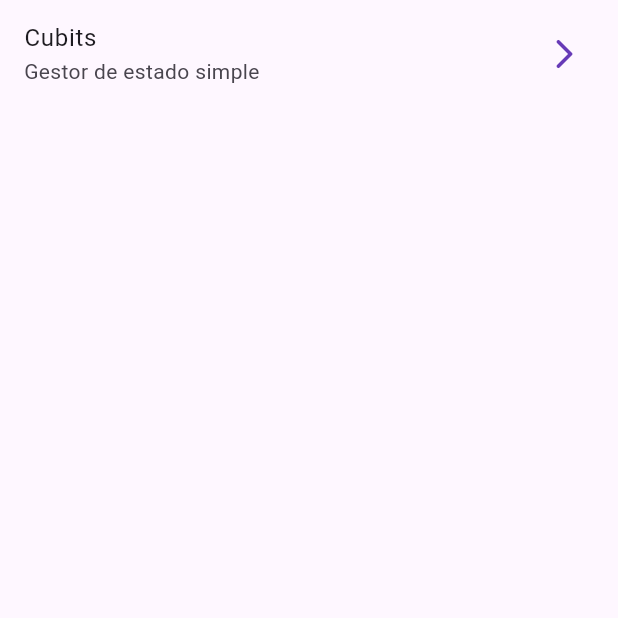
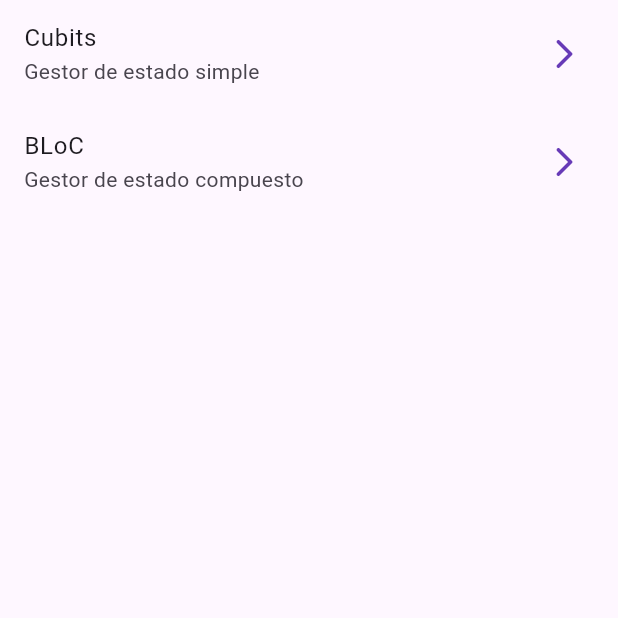
Before and after one commit to SergioCamiloCastillo/form-app-flutter, a Flutter app: the screen it shows after launch, on a phone screen of 412 x 824 dp, the top half of it. Run offline on Flutter 3.47's test engine with Material 2 defaults, Android fonts, the phone set to English and light mode, and no system bars; our stand-ins replace equatable, flutter_bloc, go_router.

Commit message:
add patter design BLoC

```diff
--- a/lib/config/router/app_router.dart
+++ b/lib/config/router/app_router.dart
@@ -9,5 +9,9 @@ final appRouter = GoRouter(routes: [
   GoRoute(
     path: "/cubits",
     builder: (context, state) =>const CubitCounterScreen(),
+  ),
+   GoRoute(
+    path: "/counter-bloc",
+    builder: (context, state) =>const BlocCounterScreen(),
   )
 ]);
--- a/lib/presentation/blocs/counter_cubit/counter_cubit.dart
+++ b/lib/presentation/blocs/counter_cubit/counter_cubit.dart
@@ -1,3 +1,4 @@
+import 'package:equatable/equatable.dart';
 import 'package:flutter_bloc/flutter_bloc.dart';
 
 part 'counter_state.dart';
--- a/lib/presentation/screens/home_screen.dart
+++ b/lib/presentation/screens/home_screen.dart
@@ -14,6 +14,12 @@ class HomeScreen extends StatelessWidget {
             subtitle: Text('Gestor de estado simple'),
             trailing: Icon(Icons.arrow_forward_ios_rounded),
             onTap: () => context.push("/cubits"),
+          ),
+          ListTile(
+            title: Text('BLoC'),
+            subtitle: Text('Gestor de estado compuesto'),
+            trailing: Icon(Icons.arrow_forward_ios_rounded),
+            onTap: () => context.push("/cubits"),
           )
         ],
       ),
```
Also changed, not shown: lib/presentation/blocs/counter_bloc/counter_bloc.dart (added, +17 -0 lines), lib/presentation/blocs/counter_bloc/counter_event.dart (added, +10 -0 lines), lib/presentation/blocs/counter_bloc/counter_state.dart (added, +13 -0 lines).
